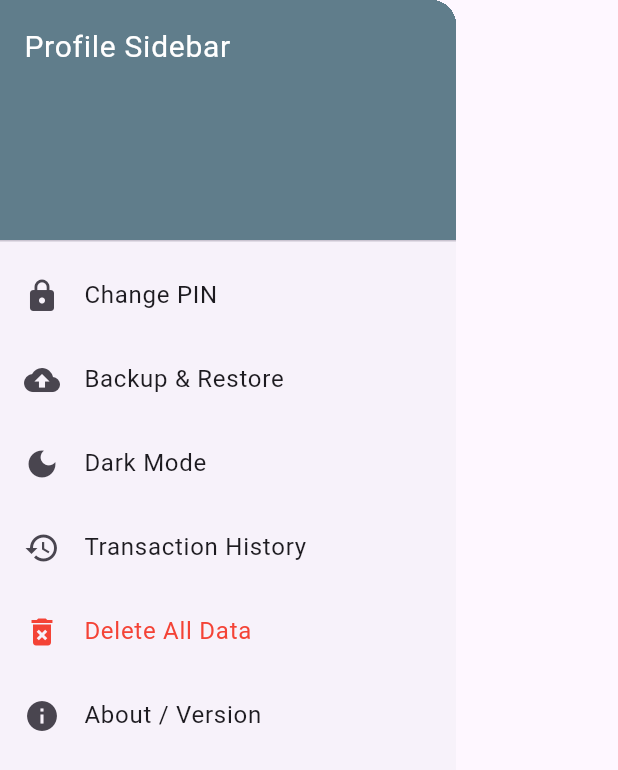
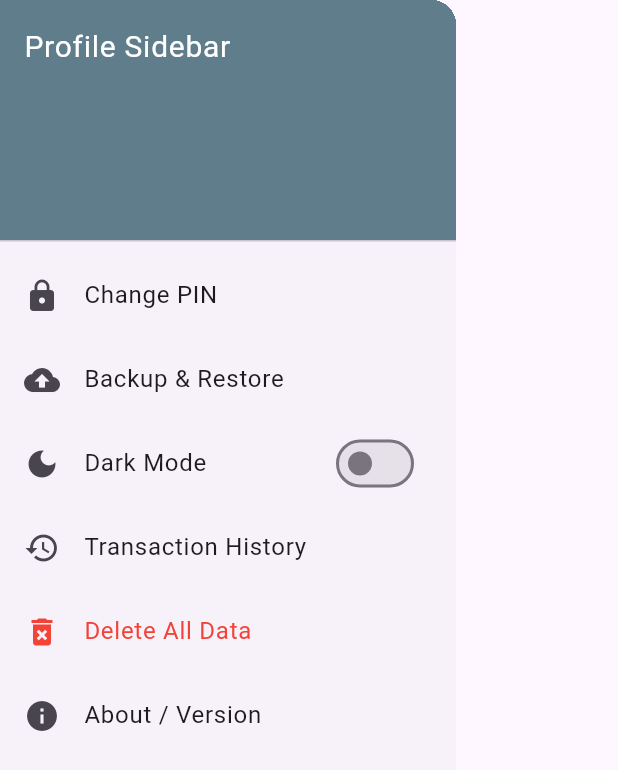
Before and after one commit to Reganexus/MyWalletApp, a Flutter app: the ProfileSidebar widget shown alone on an empty page, opened directly, on a phone screen of 412 x 824 dp. Shown: the top 770 px of the screen. Run offline on Flutter 3.47's test engine with Material 3 defaults, Android fonts, the phone set to English and light mode, and no system bars; our stand-ins replace file_picker, flutter_dotenv, shared_preferences, sqflite; accounts and stored records are empty.

Commit message:
Added change theme feature in the sidebar

```diff
--- a/lib/providers/theme_provider.dart
+++ b/lib/providers/theme_provider.dart
@@ -0,0 +1,14 @@
+import 'package:flutter/material.dart';
+
+class ThemeProvider extends ChangeNotifier {
+  ThemeMode _themeMode = ThemeMode.light;
+
+  ThemeMode get themeMode => _themeMode;
+
+  bool get isDarkMode => _themeMode == ThemeMode.dark;
+
+  void toggleTheme(bool isOn) {
+    _themeMode = isOn ? ThemeMode.dark : ThemeMode.light;
+    notifyListeners();
+  }
+}
--- a/lib/widgets/Sidebar/profile_sidebar.dart
+++ b/lib/widgets/Sidebar/profile_sidebar.dart
@@ -1,8 +1,10 @@
 import 'package:flutter/material.dart';
+import 'package:mywallet/providers/theme_provider.dart';
 import 'package:mywallet/widgets/Sidebar/backup_screen.dart';
 import 'package:mywallet/widgets/Sidebar/change_pin.dart';
 import 'package:mywallet/widgets/Sidebar/delete_data.dart';
 import 'package:mywallet/widgets/Sidebar/transaction_history_page.dart';
+import 'package:provider/provider.dart';
 
 class ProfileSidebar extends StatelessWidget {
   const ProfileSidebar({super.key});
@@ -40,10 +42,21 @@
               );
             },
           ),
-          const ListTile(
-            leading: Icon(Icons.dark_mode),
-            title: Text("Dark Mode"),
+          ListTile(
+            leading: const Icon(Icons.dark_mode),
+            title: const Text("Dark Mode"),
+            trailing: Consumer<ThemeProvider>(
+              builder: (context, themeProvider, _) {
+                return Switch(
+                  value: themeProvider.isDarkMode,
+                  onChanged: (value) {
+                    themeProvider.toggleTheme(value);
+                  },
+                );
+              },
+            ),
           ),
+
           ListTile(
             leading: const Icon(Icons.history),
             title: const Text("Transaction History"),
```
Also changed, not shown: lib/main.dart (+9 -2 lines).
